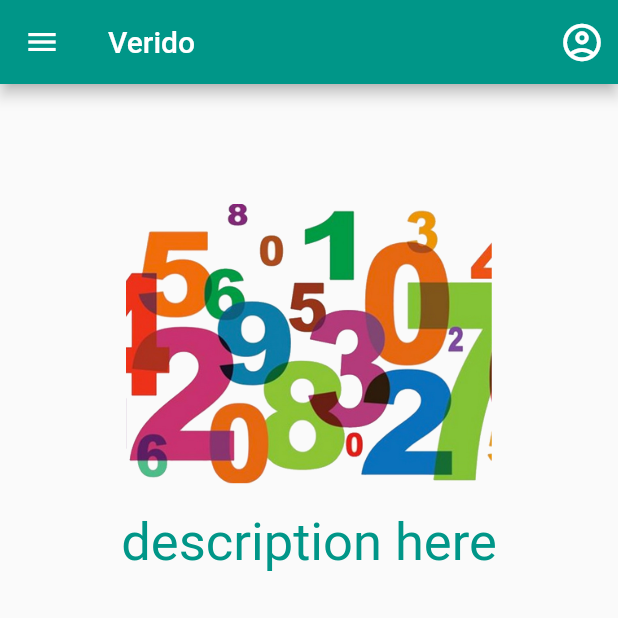
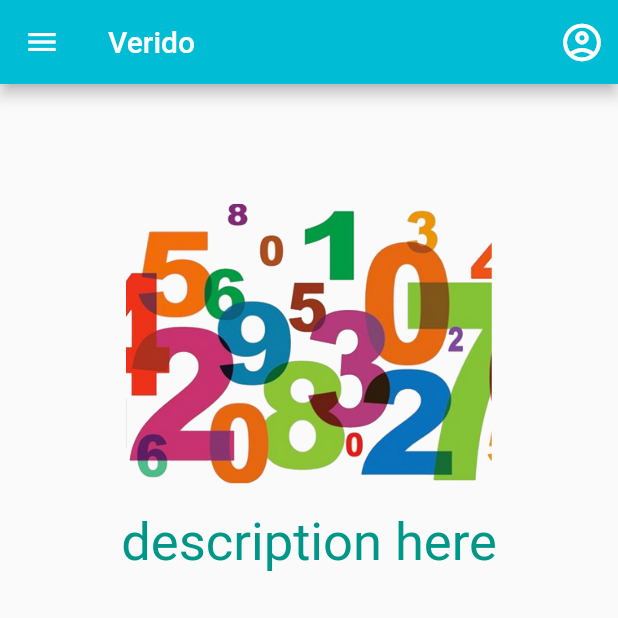
Before and after one commit to zahidalidev/Flutter-Navigation-and-API-Integration, a Flutter app: the screen it shows after launch, on a phone screen of 412 x 824 dp, the top half of it. Run offline on Flutter 3.47's test engine with Material 2 defaults, Android fonts, the phone set to English and light mode, and no system bars.

Commit message:
theme and drawer

```diff
--- a/lib/Widgets/MyAppBar.dart
+++ b/lib/Widgets/MyAppBar.dart
@@ -7,12 +7,15 @@ class MyAppBar extends StatelessWidget implements PreferredSizeWidget {
   @override
   Widget build(BuildContext context) {
     return AppBar(
-      title: Text('Verido'),
+      foregroundColor: Colors.white,
+      iconTheme: IconThemeData(color: Colors.white),
+      title: Text('Verido', style: TextStyle(color: Colors.white)),
       actions: [
         IconButton(
             icon: const Icon(
               Icons.account_circle_outlined,
               size: 30,
+              color: Colors.white,
             ),
             onPressed: () {
               ScaffoldMessenger.of(context).showSnackBar(
--- a/lib/main.dart
+++ b/lib/main.dart
@@ -17,7 +17,7 @@ class MyApp extends StatelessWidget {
       title: 'Hello World Flutter Application',
       theme: ThemeData(
         // This is the theme of your application.
-        primarySwatch: Colors.teal,
+        primarySwatch: Colors.cyan,
       ),
       home: MyHomePage(title: 'Home page'),
       // initialRoute: '/',
@@ -41,6 +41,7 @@ class MyHomePage extends StatelessWidget {
     return Scaffold(
         appBar: MyAppBar(),
         drawer: Container(
+          color: Colors.white,
           width: MediaQuery.of(context).size.width * 0.65,
           child: DrawerWidget(),
         ),
```
